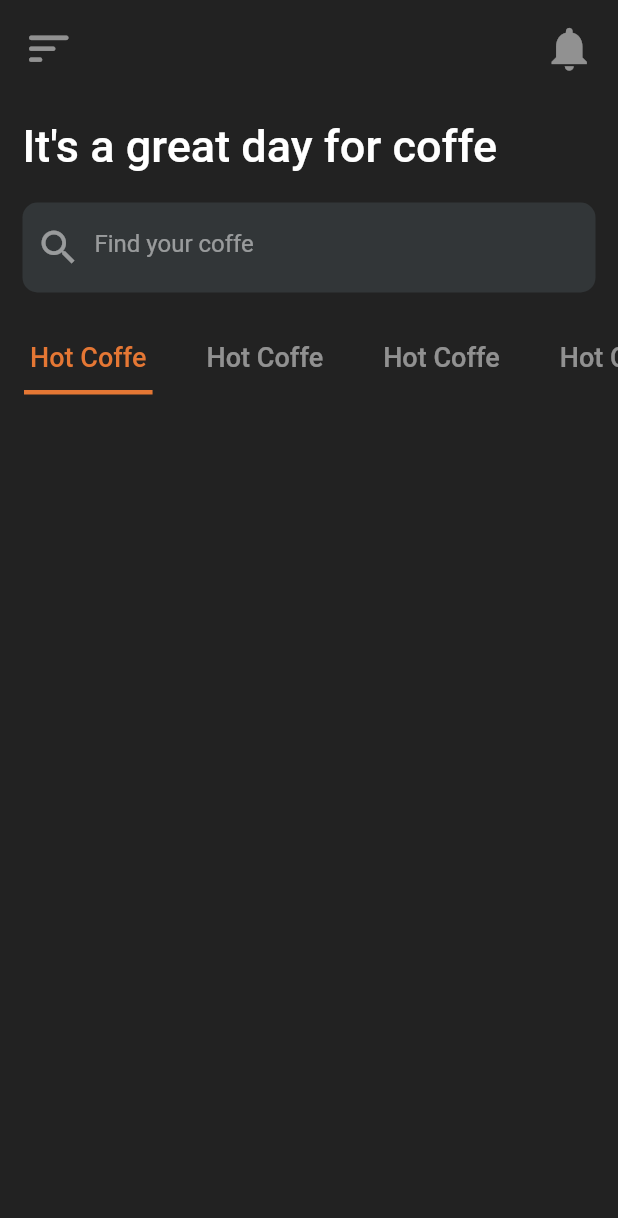
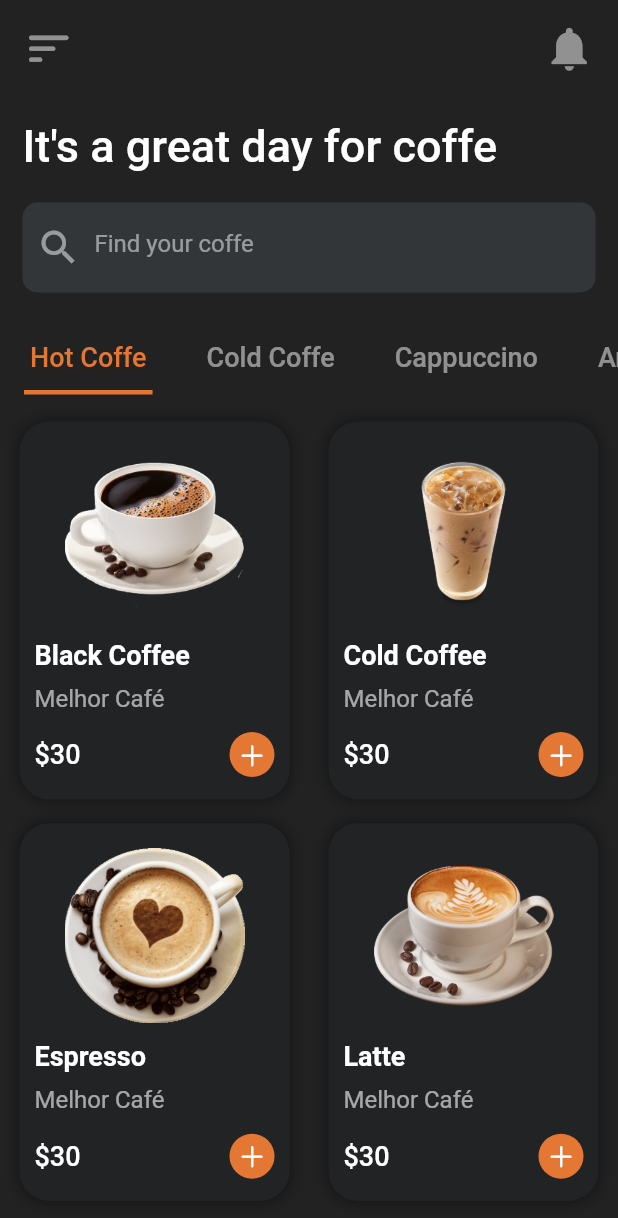
Before and after one commit to marianaoliveira1/CoffeShop, a Flutter app: the HomeScreen screen opened directly, on a phone screen of 412 x 824 dp. Shown: the top 1218 px of the screen. Run offline on Flutter 3.47's test engine with Material 2 defaults, Android fonts, the phone set to English and light mode, and no system bars; our stand-ins replace google_fonts.

Commit message:
card de cafe

```diff
--- a/lib/screens/home_screen.dart
+++ b/lib/screens/home_screen.dart
@@ -1,3 +1,4 @@
+import 'package:coffeshop/widgets/items_widget.dart';
 import 'package:flutter/cupertino.dart';
 import 'package:flutter/material.dart';
 import 'package:flutter/src/widgets/container.dart';
@@ -119,25 +120,25 @@ class _HomeScreenState extends State<HomeScreen>
                       text: "Hot Coffe",
                     ),
                     Tab(
-                      text: "Hot Coffe",
+                      text: "Cold Coffe",
                     ),
                     Tab(
-                      text: "Hot Coffe",
+                      text: "Cappuccino",
                     ),
                     Tab(
-                      text: "Hot Coffe",
+                      text: "Americano",
                     ),
                   ]),
               SizedBox(
                 height: 10,
               ),
-              // Center(
-              //   child: [
-              //     Container(
-
-              //     )
-              //   ],
-              // )
+              Center(
+                  child: [
+                ItemsWidget(),
+                ItemsWidget(),
+                ItemsWidget(),
+                ItemsWidget(),
+              ][_tabController.index])
             ],
           ),
         ),
--- /dev/null
+++ b/lib/widgets/items_widget.dart
@@ -0,0 +1,102 @@
+import 'package:flutter/cupertino.dart';
+import 'package:flutter/material.dart';
+import 'package:flutter/src/widgets/container.dart';
+import 'package:flutter/src/widgets/framework.dart';
+
+class ItemsWidget extends StatelessWidget {
+  const ItemsWidget({super.key});
+
+  @override
+  Widget build(BuildContext context) {
+    List img = ['Black Coffee', 'Cold Coffee', 'Espresso', 'Latte'];
+
+    return GridView.count(
+      physics: NeverScrollableScrollPhysics(),
+      crossAxisCount: 2,
+      shrinkWrap: true,
+      childAspectRatio: (150 / 195),
+      children: [
+        for (int i = 0; i < img.length; i++)
+          Container(
+            padding: EdgeInsets.symmetric(vertical: 5, horizontal: 10),
+            margin: EdgeInsets.symmetric(vertical: 8, horizontal: 13),
+            decoration: BoxDecoration(
+                borderRadius: BorderRadius.circular(20),
+                color: Color(0xff212325),
+                boxShadow: [
+                  BoxShadow(
+                      color: Colors.black.withOpacity(.4),
+                      spreadRadius: 1,
+                      blurRadius: 8)
+                ]),
+            child: Column(children: [
+              InkWell(
+                onTap: () {},
+                child: Container(
+                  margin: EdgeInsets.all(10),
+                  child: Image.asset(
+                    "images/${img[i]}.png",
+                    width: 120,
+                    height: 120,
+                    fit: BoxFit.contain,
+                  ),
+                ),
+              ),
+              Padding(
+                padding: EdgeInsets.only(bottom: 8),
+                child: Align(
+                  alignment: Alignment.centerLeft,
+                  child: Column(
+                    crossAxisAlignment: CrossAxisAlignment.start,
+                    children: [
+                      Text(
+                        img[i],
+                        style: TextStyle(
+                            fontSize: 18,
+                            fontWeight: FontWeight.bold,
+                            color: Colors.white),
+                      ),
+                      SizedBox(
+                        height: 9,
+                      ),
+                      Text(
+                        "Melhor Café",
+                        style: TextStyle(fontSize: 16, color: Colors.white60),
+                      ),
+                    ],
+                  ),
+                ),
+              ),
+              Padding(
+                padding: EdgeInsets.symmetric(vertical: 5),
+                child: Row(
+                  mainAxisAlignment: MainAxisAlignment.spaceBetween,
+                  children: [
+                    Text(
+                      "\$30",
+                      style: TextStyle(
+                        fontSize: 18,
+                        fontWeight: FontWeight.w500,
+                        color: Colors.white,
+                      ),
+                    ),
+                    Container(
+                      padding: EdgeInsets.all(5),
+                      decoration: BoxDecoration(
+                          color: Color(0xFFE57734),
+                          borderRadius: BorderRadius.circular(20)),
+                      child: Icon(
+                        CupertinoIcons.add,
+                        size: 20,
+                        color: Colors.white,
+                      ),
+                    )
+                  ],
+                ),
+              )
+            ]),
+          )
+      ],
+    );
+  }
+}
```
